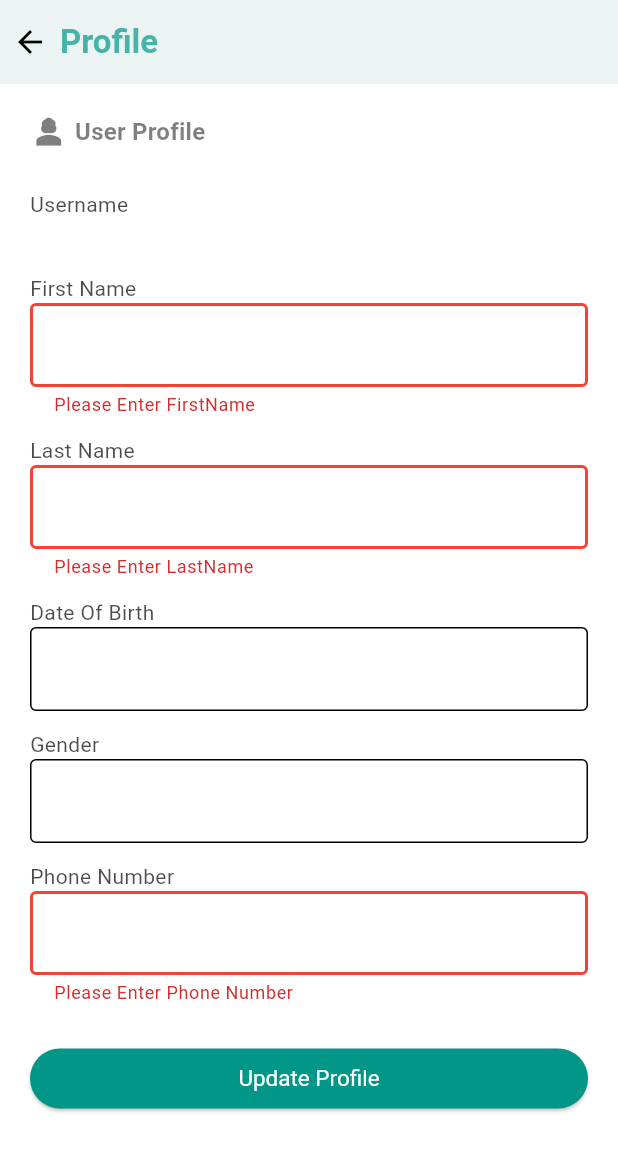
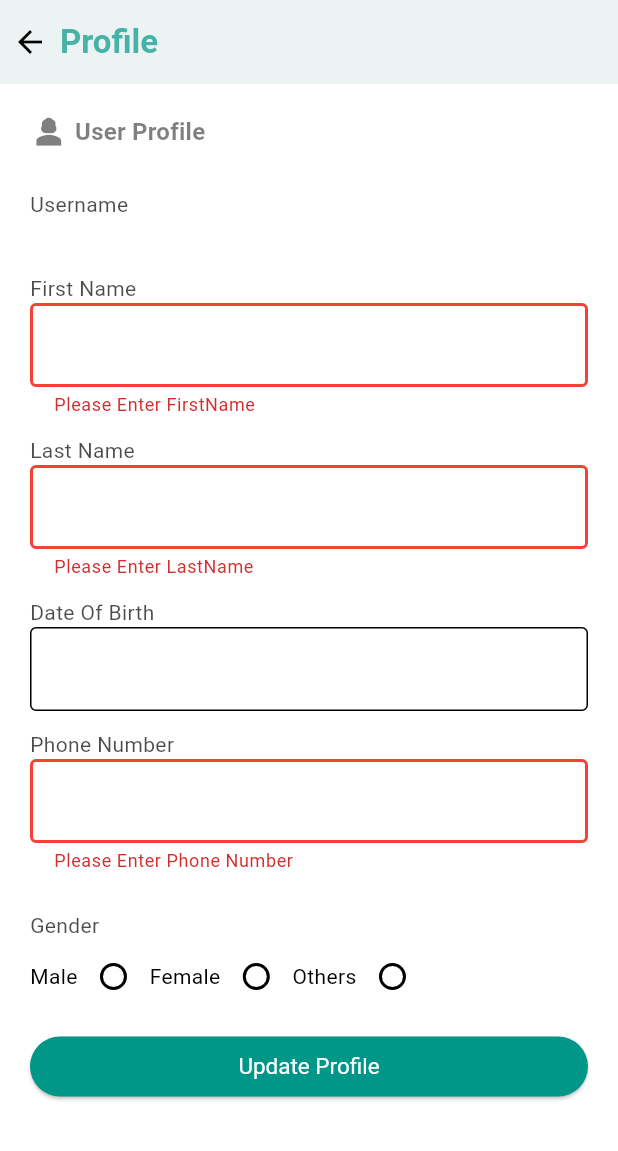
Before and after one commit to tjcode19/bettymeal, a Flutter app: the ProfileScreen screen opened by its route, after a tap on "Update Profile", on a phone screen of 412 x 824 dp. Shown: the top 1151 px of the screen. Run offline on Flutter 3.47's test engine with Material 2 defaults, Android fonts, the phone set to English and light mode, and no system bars; our stand-ins replace badges, bloc, cached_network_image, equatable, firebase_messaging, flutter_bloc and 6 more; missing offline and left inert: dart:html, in_app_purchase_android; accounts and stored records are empty.

Commit message:
feat:profilepage completed

```diff
--- a/lib/ui/screens/settings/profile.dart
+++ b/lib/ui/screens/settings/profile.dart
@@ -22,22 +22,32 @@ class _ProfileScreenState extends State<ProfileScreen> {
   final _firstNameController = TextEditingController();
   final _lastNameController = TextEditingController();
   final _dobController = TextEditingController();
-  final _genderController = TextEditingController();
   final _phoneNumberController = TextEditingController();
   String _email = '';
-   DateTime currentDate = DateTime.now();
 
+  String _gender = 'A';
+  DateTime currentDate = DateTime.now().subtract(Duration(days: 365 * 12));
+  DateTime firstDate = DateTime.now().subtract(Duration(days: 365 * 100));
+
+  DateTime lastDate = DateTime.now().subtract(Duration(days: 365 * 10));
   Future<void> _selectDate(BuildContext context) async {
     final DateTime? pickedDate = await showDatePicker(
         context: context,
         initialDate: currentDate,
-        firstDate: DateTime(2015),
-        lastDate: DateTime(2050));
+        firstDate: firstDate,
+        lastDate: lastDate);
     if (pickedDate != null && pickedDate != currentDate)
       setState(() {
-        final currentD = HelperMethod.formatDate(pickedDate.toIso8601String());
+        final currentD = HelperMethod.formatDate(pickedDate.toIso8601String(),
+            pattern: 'yyyy-MM-dd');
         _dobController.text = currentD;
       });
+  }
+
+  _selectGender(v) {
+    setState(() {
+      _gender = v;
+    });
   }
 
   @override
@@ -66,6 +76,8 @@ class _ProfileScreenState extends State<ProfileScreen> {
                   _firstNameController.text = state.uData.user!.firstName!;
                   _lastNameController.text = state.uData.user!.lastName!;
                   _phoneNumberController.text = state.uData.user!.phoneNumber!;
+                  _gender = state.uData.user!.gender!;
+                  _dobController.text = state.uData.user!.dob!;
                   setState(() {
                     _email = state.email;
                   });
@@ -162,28 +174,12 @@ class _ProfileScreenState extends State<ProfileScreen> {
                       ),
                       TextFormField(
                         controller: _dobController,
-                        onTap: () =>  _selectDate(context),
+                        onTap: () => _selectDate(context),
                         readOnly: true,
                         // enabled: false,
                         // validator: (value) {
                         //   if (value == null || value.isEmpty) {
                         //     return 'Please Enter DOB';
-                        //   }
-                        //   return null;
-                        // },
-                      ),
-                      CustomLayout.mPad.sizedBoxH,
-                      Text(
-                        'Gender',
-                        style: Theme.of(context).textTheme.bodyMedium!.copyWith(
-                              color: Colors.black.withOpacity(0.7),
-                            ),
-                      ),
-                      TextFormField(
-                        controller: _genderController,
-                        // validator: (value) {
-                        //   if (value == null || value.isEmpty) {
-                        //     return 'Please Select Gender';
                         //   }
                         //   return null;
                         // },
@@ -206,6 +202,32 @@ class _ProfileScreenState extends State<ProfileScreen> {
                         },
                       ),
                       CustomLayout.xlPad.sizedBoxH,
+                      Text(
+                        'Gender',
+                        style: Theme.of(context).textTheme.bodyMedium!.copyWith(
+                              color: Colors.black.withOpacity(0.7),
+                            ),
+                      ),
+                      Row(
+                        children: [
+                          Text('Male'),
+                          Radio(
+                              value: 'M',
+                              groupValue: _gender,
+                              onChanged: (v) => _selectGender(v)),
+                          Text('Female'),
+                          Radio(
+                              value: 'F',
+                              groupValue: _gender,
+                              onChanged: (v) => _selectGender(v)),
+                          Text('Others'),
+                          Radio(
+                              value: 'O',
+                              groupValue: _gender,
+                              onChanged: (v) => _selectGender(v)),
+                        ],
+                      ),
+                      CustomLayout.mPad.sizedBoxH,
                       ElevatedButton(
                         onPressed: () async {
                           DeviceUtils.hideKeyboard(context);
@@ -214,7 +236,7 @@ class _ProfileScreenState extends State<ProfileScreen> {
                               "firstName": _firstNameController.text,
                               "lastName": _lastNameController.text,
                               "dob": _dobController.text,
-                              "gender": _genderController.text,
+                              "gender": _gender,
                               "phoneNumber": _phoneNumberController.text
                             });
                           }
```
